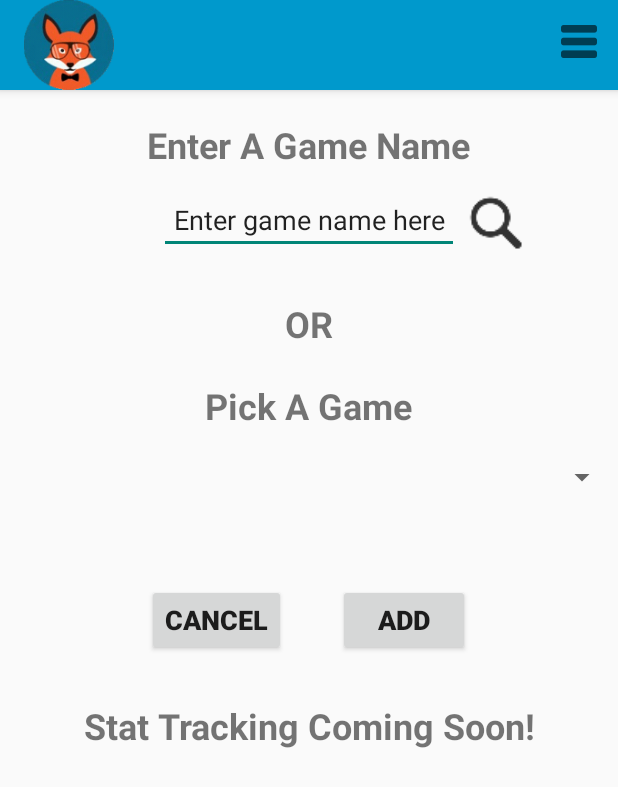
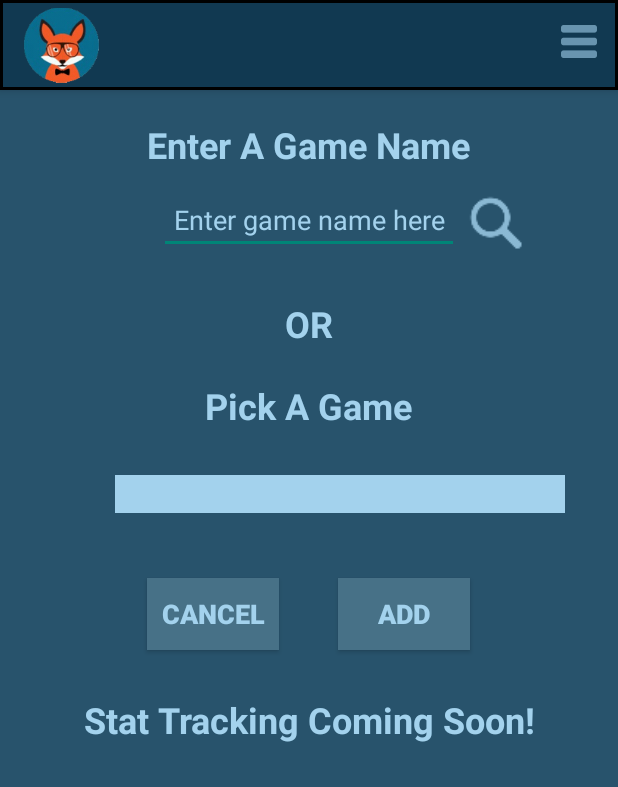
Before and after one commit to JadeBuhler/BoardGameBuddy, an Android app: the AddGame screen opened directly, with no data from a screen before it, on a phone screen of 412 x 824 dp. Shown: the top 787 px of the screen. Run offline under Robolectric (Android 15) with nearby library versions, the phone set to English and light mode, and no system bars.

Commit message:
Changed the design of the entire app, things look prettier now.

```diff
--- a/app/src/main/java/com/example/jade/boardgamebuddy/AddPlayer.java
+++ b/app/src/main/java/com/example/jade/boardgamebuddy/AddPlayer.java
@@ -130,7 +130,7 @@ public class AddPlayer extends BaseActivity implements AvatarDialogListener
         Drawable result = avatar;
 
         btnChooseAvatar.setBackground(avatar);
-        userAvatar.setImageDrawable(avatar);
+        //userAvatar.setImageDrawable(avatar);
     }
 
 
--- a/app/src/main/java/com/example/jade/boardgamebuddy/DatabaseHelper.java
+++ b/app/src/main/java/com/example/jade/boardgamebuddy/DatabaseHelper.java
@@ -25,7 +25,7 @@ public class DatabaseHelper extends SQLiteOpenHelper
     private static final String PLAYER_COL_IMAGE = "Image";
     private static final String PLAYER_COL_NAME = "Name";
     private static final String GAMES_COL_NAME = "Name";
-    private static final int DB_VERSION = 10;
+    private static final int DB_VERSION = 11;
 
     // Define constants for creating each table.
 
--- /dev/null
+++ b/app/src/main/res/drawable/toolbar_border.xml
@@ -0,0 +1,13 @@
+<?xml version="1.0" encoding="utf-8"?>
+<layer-list xmlns:android="http://schemas.android.com/apk/res/android">
+    <item>
+        <shape android:shape="rectangle">
+            <solid android:color="#000000" />
+        </shape>
+    </item>
+    <item android:left="2dp" android:right="2dp"  android:top="2dp" android:bottom="2dp" >
+        <shape android:shape="rectangle">
+            <solid android:color="#113951" />
+        </shape>
+    </item>
+</layer-list>
--- a/app/src/main/res/layout/activity_add_game.xml
+++ b/app/src/main/res/layout/activity_add_game.xml
@@ -5,6 +5,7 @@
     xmlns:tools="http://schemas.android.com/tools"
     android:layout_width="match_parent"
     android:layout_height="match_parent"
+    android:background="@color/bodyColor"
     tools:context="com.example.jade.boardgamebuddy.AddGame">
 
     <include
@@ -21,7 +22,8 @@
         android:text="Enter A Game Name"
         android:textAlignment="center"
         android:textSize="24sp"
-        android:textStyle="bold" />
+        android:textStyle="bold"
+        android:textColor="@color/textColor"/>
 
     <EditText
         android:id="@+id/edtSearchGames"
@@ -32,7 +34,8 @@
         android:layout_marginTop="44dp"
         android:inputType="text"
         android:text="Enter game name here"
-        android:textAlignment="center" />
+        android:textAlignment="center"
+        android:textColor="@color/textColor"/>
 
     <Button
         android:id="@+id/btnSearch"
@@ -40,7 +43,8 @@
         android:layout_height="50dp"
         android:layout_alignTop="@+id/edtSearchGames"
         android:layout_toEndOf="@+id/edtSearchGames"
-        android:background="@drawable/search" />
+        android:background="@drawable/search"
+        android:backgroundTint="@color/textColor"/>
 
     <TextView
         android:id="@+id/txtOr"
@@ -52,7 +56,8 @@
         android:text="OR"
         android:textAlignment="center"
         android:textSize="24sp"
-        android:textStyle="bold" />
+        android:textStyle="bold"
+        android:textColor="@color/textColor"/>
 
     <TextView
         android:id="@+id/txtDropDownHeading"
@@ -64,26 +69,33 @@
         android:text="Pick A Game"
         android:textAlignment="center"
         android:textSize="24sp"
-        android:textStyle="bold" />
+        android:textStyle="bold"
+        android:textColor="@color/textColor"/>
 
 
     <Spinner
         android:id="@+id/spBoardGames"
-        android:layout_width="match_parent"
-        android:layout_height="wrap_content"
-        android:layout_alignParentStart="true"
+        android:layout_width="300dp"
+        android:layout_height="25dp"
+        android:layout_alignStart="@+id/txtStats"
         android:layout_below="@+id/txtDropDownHeading"
-        android:layout_marginTop="19dp" />
+        android:layout_marginStart="21dp"
+        android:layout_marginTop="30dp"
+        android:textAlignment="center"
+        android:background="@color/textColor"
+        android:textColor="@color/textColor" />
 
     <Button
         android:id="@+id/btnAdd"
         android:layout_width="wrap_content"
         android:layout_height="wrap_content"
         android:layout_alignEnd="@+id/txtSearchHeading"
-        android:layout_alignTop="@+id/spBoardGames"
-        android:layout_marginTop="83dp"
+        android:layout_below="@+id/spBoardGames"
+        android:layout_marginTop="43dp"
+        android:background="@color/headingBackground"
         android:text="Add"
         android:textAlignment="center"
+        android:textColor="@color/textColor"
         android:textSize="18sp"
         android:textStyle="bold" />
 
@@ -96,7 +108,9 @@
         android:text="Cancel"
         android:textAlignment="center"
         android:textSize="18sp"
-        android:textStyle="bold" />
+        android:textStyle="bold"
+        android:textColor="@color/textColor"
+        android:background="@color/headingBackground"/>
 
     <TextView
         android:id="@+id/txtStats"
@@ -108,6 +122,7 @@
         android:text="Stat Tracking Coming Soon!"
         android:textAlignment="center"
         android:textSize="24sp"
-        android:textStyle="bold" />
+        android:textStyle="bold"
+        android:textColor="@color/textColor"/>
 
 </RelativeLayout>
--- a/app/src/main/res/layout/activity_main.xml
+++ b/app/src/main/res/layout/activity_main.xml
@@ -4,6 +4,7 @@
     xmlns:tools="http://schemas.android.com/tools"
     android:layout_width="match_parent"
     android:layout_height="match_parent"
+    android:background="@color/bodyColor"
     tools:context="com.example.jade.boardgamebuddy.MainActivity">
 
     <include layout="@layout/toolbar"/>
@@ -17,6 +18,7 @@
         android:text="It looks like you haven't set up a player yet. Click the plus sign below to set up your first player."
         android:textSize="18sp"
         android:textStyle="bold"
+        android:textColor="#6F8FA2"
         app:layout_constraintBottom_toBottomOf="parent"
         app:layout_constraintLeft_toLeftOf="parent"
         app:layout_constraintRight_toRightOf="parent"
@@ -31,7 +33,7 @@
         android:layout_marginBottom="20dp"
         android:layout_marginRight="15dp"
         android:background="@drawable/circle_plus"
-        android:backgroundTint="@android:color/holo_blue_dark" />
+        android:backgroundTint="@color/textColor" />
 
     <ListView
         android:id="@+id/lvPlayers"
--- a/app/src/main/res/layout/game_listview_item.xml
+++ b/app/src/main/res/layout/game_listview_item.xml
@@ -18,6 +18,7 @@
         android:gravity="center_vertical"
         android:paddingLeft="20dp"
         android:textSize="20sp"
+        android:textColor="@color/textColor"
         android:clickable="false"
         android:focusable="false"
         android:focusableInTouchMode="false"/>
@@ -28,7 +29,7 @@
         android:layout_height="fill_parent"
         android:layout_weight="0.1"
         android:background="@drawable/option_dots"
-        android:textAlignment="textEnd"
+        android:backgroundTint="@color/textColor"
         android:onClick="showListOptions"
-        />
+        android:textAlignment="textEnd" />
 </LinearLayout>
--- a/app/src/main/res/layout/player_listview_item.xml
+++ b/app/src/main/res/layout/player_listview_item.xml
@@ -30,6 +30,7 @@
         android:gravity="center_vertical"
         android:paddingLeft="20dp"
         android:textSize="20sp"
+        android:textColor="@color/textColor"
         android:clickable="false"
         android:focusable="false"
         android:focusableInTouchMode="false"/>
@@ -40,6 +41,7 @@
         android:layout_height="fill_parent"
         android:layout_weight="0.2"
         android:background="@drawable/option_dots"
+        android:backgroundTint="@color/textColor"
         android:textAlignment="textEnd"
         android:onClick="showListOptions"/>
 </LinearLayout>
--- a/app/src/main/res/layout/toolbar.xml
+++ b/app/src/main/res/layout/toolbar.xml
@@ -11,17 +11,18 @@
         android:layout_width="match_parent"
         android:layout_height="wrap_content"
         android:alwaysDrawnWithCache="false"
-        android:background="@android:color/holo_blue_dark"
-        android:clipChildren="false"
+        android:background="@drawable/toolbar_border"
+        android:clipChildren="true"
         android:elevation="4dp"
         android:theme="@style/AppTheme">
 
         <ImageView
             android:id="@+id/userAvatar"
-            android:layout_width="60dp"
+            android:layout_width="50dp"
             android:layout_height="60dp"
             android:layout_alignParentStart="true"
             android:layout_alignParentTop="true"
             app:srcCompat="@drawable/fox_avatar" />
+
     </android.support.v7.widget.Toolbar>
 </RelativeLayout>
--- a/app/src/main/res/menu/list_options.xml
+++ b/app/src/main/res/menu/list_options.xml
@@ -1,9 +1,10 @@
 <menu xmlns:android="http://schemas.android.com/apk/res/android"
     xmlns:app="http://schemas.android.com/apk/res-auto">
 
-    <item android:id="@+id/edit"
+    <item
+        android:id="@+id/edit"
         android:title="Edit"
-        app:showAsAction="never"/>
+        app:showAsAction="never" />
 
     <item android:id="@+id/delete"
         android:title="Delete"
--- a/app/src/main/res/values/colors.xml
+++ b/app/src/main/res/values/colors.xml
@@ -1,5 +1,7 @@
 <?xml version="1.0" encoding="utf-8"?>
 <resources>
-    <color name="mainColor">#ff0099cc</color>
-    <color name="brightGreen">#08db16</color>
+    <color name="mainColor">#008cff</color>
+    <color name="bodyColor">#28536c</color>
+    <color name="headingBackground">#477187</color>
+    <color name="textColor">#a3d2ed</color>
 </resources>
--- a/build.gradle
+++ b/build.gradle
@@ -8,7 +8,6 @@ buildscript {
     }
     dependencies {
         classpath 'com.android.tools.build:gradle:3.0.0'
-
 
         // NOTE: Do not place your application dependencies here; they belong
         // in the individual module build.gradle files
```
Also changed, not shown: app/src/main/java/com/example/jade/boardgamebuddy/MainActivity.java (+9 -1 lines), app/src/main/res/layout/activity_add_player.xml (+12 -5 lines), app/src/main/res/layout/activity_add_screen.xml (+9 -5 lines), app/src/main/res/layout/activity_settings.xml (+18 -8 lines), app/src/main/res/layout/activity_view_game.xml (+24 -9 lines), app/src/main/res/drawable-hdpi/toolbar_options.png, app/src/main/res/drawable-mdpi/toolbar_options.png, app/src/main/res/drawable-xhdpi/toolbar_options.png, app/src/main/res/drawable-xxhdpi/toolbar_options.png.
